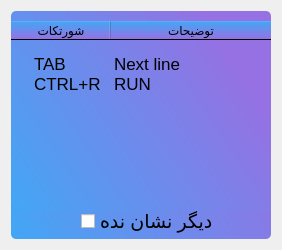
Qt form ui/shortcut.ui (mahdi9925/JointShear) before a commit.
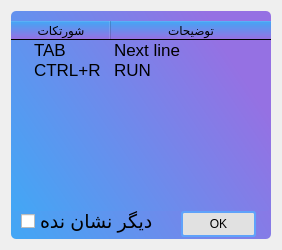
The same form after that commit.

Commit message: add a OK Button to `ui/shortcut.ui`

```diff
--- a/ui/shortcut.ui
+++ b/ui/shortcut.ui
@@ -31,7 +31,7 @@
      <widget class="QCheckBox" name="checkBox">
       <property name="geometry">
        <rect>
-        <x>70</x>
+        <x>10</x>
         <y>190</y>
         <width>133</width>
         <height>41</height>
@@ -82,6 +82,13 @@
        <property name="textAlignment">
         <set>AlignCenter</set>
        </property>
+       <property name="background">
+        <color>
+         <red>192</red>
+         <green>167</green>
+         <blue>255</blue>
+        </color>
+       </property>
       </column>
       <column>
        <property name="text">
@@ -90,15 +97,14 @@
        <property name="textAlignment">
         <set>AlignCenter</set>
        </property>
+       <property name="background">
+        <color>
+         <red>192</red>
+         <green>167</green>
+         <blue>255</blue>
+        </color>
+       </property>
       </column>
-      <item>
-       <property name="text">
-        <string/>
-       </property>
-       <property name="text">
-        <string/>
-       </property>
-      </item>
       <item>
        <property name="text">
         <string>TAB</string>
@@ -145,6 +151,32 @@
        </property>
       </item>
      </widget>
+     <widget class="QPushButton" name="pushButton">
+      <property name="geometry">
+       <rect>
+        <x>170</x>
+        <y>200</y>
+        <width>75</width>
+        <height>26</height>
+       </rect>
+      </property>
+      <property name="styleSheet">
+       <string notr="true">QPushButton{
+	background-color: rgb(225, 225, 225);
+	border-radius : 3px;
+	border: 2px solid #5fa2fa;
+}
+
+QPushButton:hover{
+	background-color: rgb(225, 225, 225);
+	border-radius : 3px;
+	border: 3px solid #0d76ff;
+}</string>
+      </property>
+      <property name="text">
+       <string>OK</string>
+      </property>
+     </widget>
     </widget>
    </item>
   </layout>
```
